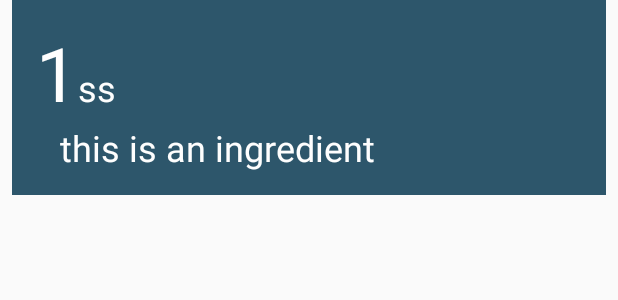
After one commit to abdelmun3m/BackingApp, an Android app: the layout widget_ingredient_item.xml on its own in the app's theme, with its tools: preview values and no code run, on a phone screen of 412 x 824 dp. The commit adds this screen. Shown: the top 300 px of the screen. Run offline under Robolectric (Android 15) with nearby library versions, the phone set to English and light mode, and no system bars; network calls fail.

Commit message:
update 1 on widget

```diff
--- a/app/src/main/java/com/abdelmun3m/backingapp/RecipeDetails/FragmentDetails.java
+++ b/app/src/main/java/com/abdelmun3m/backingapp/RecipeDetails/FragmentDetails.java
@@ -18,6 +18,7 @@ import android.widget.TextView;
 import com.abdelmun3m.backingapp.widget.NewAppWidget;
 import com.abdelmun3m.backingapp.R;
 import com.abdelmun3m.backingapp.Utils.Recipe;
+import com.abdelmun3m.backingapp.widget.WidgetIntentService;
 import com.google.android.exoplayer2.DefaultLoadControl;
 import com.google.android.exoplayer2.ExoPlaybackException;
 import com.google.android.exoplayer2.ExoPlayer;
@@ -241,7 +242,8 @@ public class FragmentDetails extends Fragment implements ExoPlayer.EventListener
     @OnClick(R.id.img_favorit_button)
     public void setAsFavorite(View view){
         setFavoriteOn(true);
-        NewAppWidget.setMyfavoriteRecipe(mContext,mRecipe);
+       // NewAppWidget.setMyfavoriteRecipe(mContext,mRecipe);
+        WidgetIntentService.StartChangeIngredientService(mContext , mRecipe);
 
     }
 
--- a/app/src/main/res/layout/ingredient_item.xml
+++ b/app/src/main/res/layout/ingredient_item.xml
@@ -1,8 +1,8 @@
 <?xml version="1.0" encoding="utf-8"?>
-<RelativeLayout xmlns:android="http://schemas.android.com/apk/res/android"
+<RelativeLayout
+    xmlns:android="http://schemas.android.com/apk/res/android"
     android:layout_width="match_parent"
     android:layout_height="130dp"
-
     android:layout_marginStart="@dimen/card_nargin_Start"
     android:layout_marginEnd="@dimen/card_nargin_Start"
     android:paddingStart="@dimen/card_pading_start"
--- a/app/src/main/res/layout/new_app_widget.xml
+++ b/app/src/main/res/layout/new_app_widget.xml
@@ -17,7 +17,7 @@
         android:layout_height="match_parent"
         android:id="@+id/widget_gred"
         android:background="#cccccc"
-        android:numColumns="3"
+        android:numColumns="1"
         >
 
     </GridView>
--- /dev/null
+++ b/app/src/main/res/layout/widget_ingredient_item.xml
@@ -0,0 +1,52 @@
+<?xml version="1.0" encoding="utf-8"?>
+<LinearLayout
+
+    xmlns:android="http://schemas.android.com/apk/res/android"
+    android:orientation="vertical"
+    android:layout_width="match_parent"
+    android:layout_height="130dp"
+    android:layout_marginStart="@dimen/card_nargin_Start"
+    android:layout_marginEnd="@dimen/card_nargin_Start"
+    android:paddingStart="@dimen/card_pading_start"
+    android:paddingEnd="@dimen/card_pading_end"
+    android:background="#2d566b"
+    android:gravity="center_vertical"
+    >
+
+    <LinearLayout
+        android:layout_width="match_parent"
+        android:layout_height="wrap_content"
+        android:orientation="horizontal"
+        >
+        <TextView
+            android:layout_width="wrap_content"
+            android:layout_height="wrap_content"
+            android:id="@+id/tv_widget_ingredient_id"
+            android:text="1"
+            android:textSize="50sp"
+            android:textColor="@color/defaultCardColorText" />
+        <TextView
+            android:id="@+id/tv_widget_ingredient_measure"
+            android:layout_width="wrap_content"
+            android:layout_height="wrap_content"
+            android:layout_alignParentTop="true"
+            android:layout_alignStart="@+id/tv_ingredient"
+            android:text="ss"
+            android:textColor="#fefefe"
+            android:textSize="24sp" />
+
+
+    </LinearLayout>
+
+    <TextView
+            android:layout_width="wrap_content"
+            android:layout_height="wrap_content"
+            android:id="@+id/tv_widget_ingredient"
+            android:text="this is an ingredient"
+            android:textSize="24sp"
+            android:textColor="#fefefe"
+            android:layout_below="@+id/tv_widget_ingredient_measure"
+            android:layout_toEndOf="@+id/tv_ingredient_id"
+            android:layout_marginStart="16dp" />
+
+</LinearLayout>
```
Also changed, not shown: app/src/main/AndroidManifest.xml (+7 -1 lines), app/src/main/java/com/abdelmun3m/backingapp/widget/GridWidgetService.java (+24 -20 lines), app/src/main/java/com/abdelmun3m/backingapp/widget/NewAppWidget.java (+16 -52 lines), app/src/main/java/com/abdelmun3m/backingapp/widget/WidgetIntentService.java (added, +90 -0 lines).
